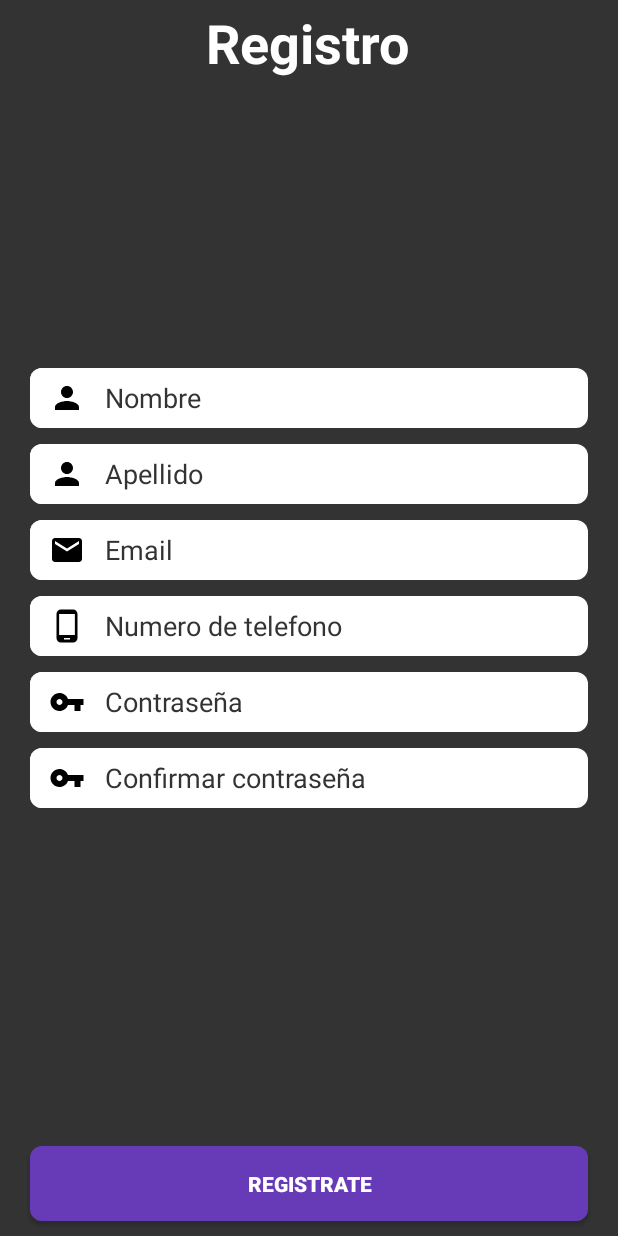
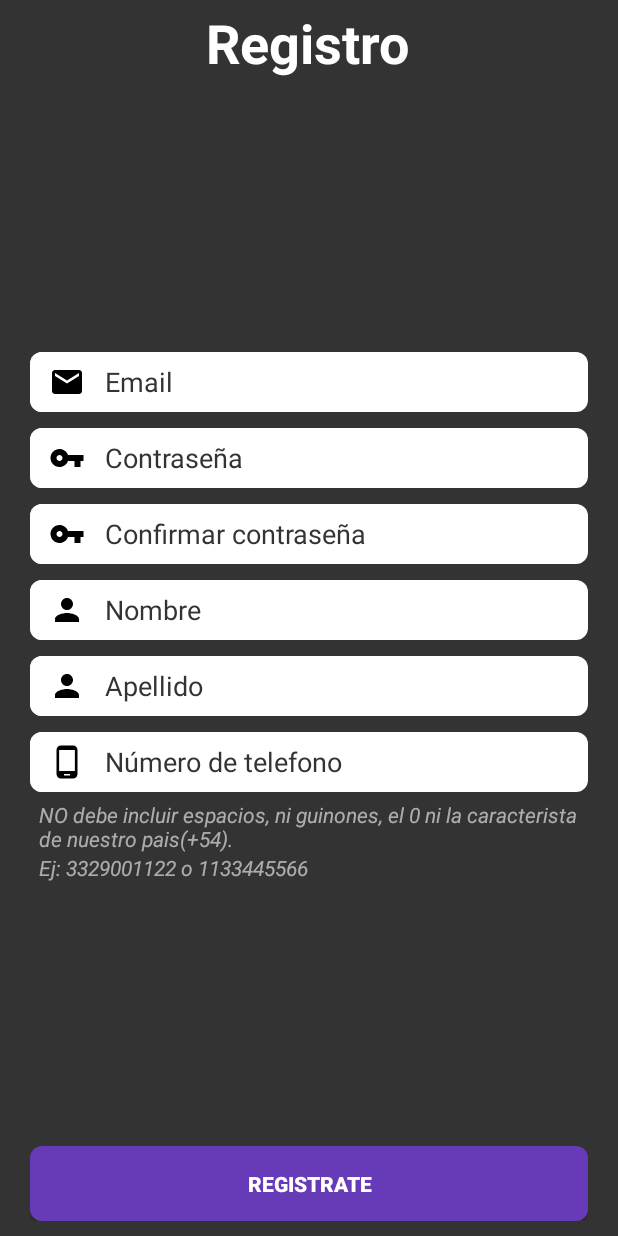
Before and after one commit to tumbichi/baradero-adopta, an Android app: the RegitroView screen opened directly, with no data from a screen before it, on a phone screen of 412 x 824 dp. Run offline under Robolectric (Android 15) with nearby library versions, the phone set to English and light mode, and no system bars; our stand-ins replace ButterKnife, Firebase (no records; nobody signed in at launch, a user with empty details on screens opened directly); libraries missing offline, so code that uses them is left out: com.facebook, com.facebook.login.

Commit message:
Arreglo de errores en layout de registro, se agregaron a los strings de login, registro y olvidate contraseña

```diff
--- a/app/src/main/res/layout/activity_login.xml
+++ b/app/src/main/res/layout/activity_login.xml
@@ -26,7 +26,7 @@
             android:gravity="center"
             android:text="@string/app_name"
             android:textColor="@color/icons"
-            android:textSize="40dp"
+            android:textSize="40sp"
             android:textStyle="bold" />
 
         <View
@@ -101,7 +101,6 @@
                 android:layout_width="match_parent"
                 android:layout_height="50dp"
 
-
                 android:layout_marginTop="5dp"
                 android:layout_marginBottom="5dp"
 
@@ -113,17 +112,12 @@
 
             <Button
                 android:id="@+id/login_button_registrate"
-
                 android:layout_width="match_parent"
                 android:layout_height="50dp"
-
-
                 android:layout_marginTop="5dp"
                 android:layout_marginBottom="5dp"
-
                 android:background="@drawable/custom_button_pink"
-
-                android:text="@string/registrate"
+                android:text="@string/registrate_login"
                 android:textColor="@color/icons"
                 android:textStyle="bold" />
 
@@ -139,11 +133,8 @@
 
                 <Button
                     android:id="@+id/login_button_registrate_facebook"
-
                     android:layout_width="match_parent"
                     android:layout_height="50dp"
-
-
                     android:layout_marginTop="5dp"
 
                     android:background="@drawable/custom_buttom_facebook"
@@ -154,7 +145,8 @@
                     android:textAlignment="center"
                     android:paddingEnd="32dp"
                     android:textColor="@color/icons"
-                    android:textStyle="bold" />
+                    android:textStyle="bold"
+                    tools:ignore="RtlSymmetry"/>
             </FrameLayout>
 
         </LinearLayout>
--- a/app/src/main/res/layout/activity_olvidaste_contrasenia.xml
+++ b/app/src/main/res/layout/activity_olvidaste_contrasenia.xml
@@ -14,7 +14,7 @@
     <TextView
         android:layout_width="match_parent"
         android:layout_height="wrap_content"
-        android:text="Ingresa el mail de tu cuenta"
+        android:text="@string/ingresa_el_email"
         android:textAlignment="center"
         android:textColor="@color/icons"
         android:textSize="20sp" />
@@ -32,7 +32,9 @@
             android:layout_marginRight="20dp"
             android:layout_marginBottom="5dp"
             android:background="@drawable/custom_edit_text_white"
-            android:inputType="textEmailAddress"/>
+            android:inputType="textEmailAddress"
+            android:hint="@string/email"
+            android:importantForAutofill="no" />
 
         <ProgressBar
             android:id="@+id/olvidaste_pass_progress_bar"
@@ -49,7 +51,7 @@
             android:layout_marginLeft="20dp"
             android:layout_marginRight="20dp"
             android:background="@drawable/custom_button_purple"
-            android:text="Enviar"
+            android:text="@string/enviar"
             android:textColor="@color/icons"
             android:textStyle="bold" />
 
--- a/app/src/main/res/layout/activity_registro.xml
+++ b/app/src/main/res/layout/activity_registro.xml
@@ -4,204 +4,204 @@
     xmlns:tools="http://schemas.android.com/tools"
     android:layout_width="match_parent"
     android:layout_height="match_parent"
-    tools:context=".ui.registro.RegitroView"
+    android:background="@color/background"
 
-    android:background="@color/background"
-    android:orientation="vertical">
-
+    android:orientation="vertical"
+    tools:context=".ui.registro.RegitroView">
 
     <TextView
         android:layout_width="wrap_content"
         android:layout_height="50dp"
+        android:layout_gravity="center_horizontal"
         android:layout_marginTop="4dp"
-        android:text="Registro"
+        android:text="@string/registro"
         android:textColor="@color/icons"
-        android:textSize="36dp"
-        android:textStyle="bold"
-        android:layout_gravity="center_horizontal"/>
+        android:textSize="36sp"
+        android:textStyle="bold"/>
+
     <View
         android:layout_width="match_parent"
         android:layout_height="0dp"
-        android:layout_weight="1"/>
+        android:layout_weight="1" />
 
     <ScrollView
         android:layout_width="match_parent"
         android:layout_height="wrap_content"
         android:layout_gravity="center">
+
         <LinearLayout
             android:layout_width="match_parent"
             android:layout_height="wrap_content"
+            android:gravity="center"
             android:orientation="vertical"
-        android:gravity="center">
+            android:layout_marginHorizontal="20dp">
 
             <View
                 android:layout_width="match_parent"
                 android:layout_height="0dp"
-            android:layout_weight="1"/>
+                android:layout_weight="1" />
 
             <LinearLayout
                 android:layout_width="match_parent"
                 android:layout_height="wrap_content"
-            android:orientation="vertical"
                 android:layout_gravity="center"
-            android:gravity="center">
-            <EditText
-                android:id="@+id/edit_text_nombre_registro"
-                android:layout_width="match_parent"
-                android:layout_height="40dp"
-                android:layout_marginLeft="20dp"
-                android:layout_marginRight="20dp"
-                android:layout_marginTop="20dp"
-                android:layout_marginBottom="5dp"
-                android:background="@drawable/custom_edit_text_white"
-                android:drawableStart="@drawable/custom_start_edit_text_usuario"
-                android:hint="Nombre"
-                android:textColorHint="@color/background"
-                android:textColor="@color/common_google_signin_btn_text_dark_focused"
-                android:inputType="text"/>
-
-            <EditText
-                android:id="@+id/edit_text_apellido_registro"
-                android:layout_width="match_parent"
-                android:layout_height="40dp"
-                android:layout_marginLeft="20dp"
-                android:layout_marginRight="20dp"
-                android:layout_marginTop="5dp"
-                android:layout_marginBottom="5dp"
-                android:background="@drawable/custom_edit_text_white"
-                android:drawableStart="@drawable/custom_start_edit_text_usuario"
-                android:hint="Apellido"
-                android:textColorHint="@color/background"
-                android:textColor="@color/common_google_signin_btn_text_dark_focused"
-                android:inputType="text"/>
+                android:gravity="center"
+                android:orientation="vertical">
 
                 <EditText
                     android:id="@+id/edit_text_email_registro"
                     android:layout_width="match_parent"
                     android:layout_height="40dp"
-                android:layout_marginLeft="20dp"
-                android:layout_marginRight="20dp"
+
                     android:layout_marginTop="5dp"
+
                     android:layout_marginBottom="5dp"
                     android:background="@drawable/custom_edit_text_white"
                     android:drawableStart="@drawable/custom_start_edit_test_email"
-                android:hint="Email"
+                    android:hint="@string/email"
+                    android:inputType="textEmailAddress"
+                    android:textColor="@color/common_google_signin_btn_text_dark_focused"
                     android:textColorHint="@color/background"
-                android:textColor="@color/common_google_signin_btn_text_dark_focused"
-                android:inputType="textEmailAddress"/>
-
-            <EditText
-                android:id="@+id/edit_text_telefono_registro"
-                android:layout_width="match_parent"
-                android:layout_height="40dp"
-                android:layout_marginLeft="20dp"
-                android:layout_marginRight="20dp"
-                android:layout_marginTop="5dp"
-                android:layout_marginBottom="5dp"
-                android:background="@drawable/custom_edit_text_white"
-                android:drawableStart="@drawable/custom_start_edit_text_phone"
-                android:hint="Numero de telefono"
-                android:textColorHint="@color/background"
-                android:textColor="@color/common_google_signin_btn_text_dark_focused"
-                android:inputType="phone"
-                android:digits="0123456789"
-                android:imeOptions="actionNext"
-                />
-
+                    android:importantForAutofill="no" />
 
                 <EditText
                     android:id="@+id/edit_text_password_registro"
                     android:layout_width="match_parent"
                     android:layout_height="40dp"
                     android:layout_gravity="center"
-                android:layout_marginLeft="20dp"
-                android:layout_marginRight="20dp"
                     android:layout_marginTop="5dp"
                     android:layout_marginBottom="5dp"
                     android:background="@drawable/custom_edit_text_white"
                     android:drawableStart="@drawable/custom_start_edit_text_password"
-                android:hint="Contraseña"
+                    android:hint="@string/contraseña"
+                    android:imeOptions="actionNext"
+                    android:inputType="textPassword"
+                    android:textColor="@color/common_google_signin_btn_text_dark_focused"
                     android:textColorHint="@color/background"
-                android:textColor="@color/common_google_signin_btn_text_dark_focused"
-                android:inputType="textPassword"
-                android:imeOptions="actionNext" />
+                    android:importantForAutofill="no" />
 
                 <EditText
                     android:id="@+id/edit_text_confirmar_password_registro"
                     android:layout_width="match_parent"
                     android:layout_height="40dp"
                     android:layout_gravity="center"
-                android:layout_marginLeft="20dp"
-                android:layout_marginRight="20dp"
                     android:layout_marginTop="5dp"
                     android:layout_marginBottom="5dp"
                     android:background="@drawable/custom_edit_text_white"
                     android:drawableStart="@drawable/custom_start_edit_text_password"
-                android:hint="Confirmar contraseña"
+                    android:hint="@string/confirmar_contraseña"
+                    android:imeOptions="actionNext"
+                    android:inputType="textPassword"
+                    android:textColor="@color/common_google_signin_btn_text_dark_focused"
                     android:textColorHint="@color/background"
+                    android:importantForAutofill="no" />
+
+                <EditText
+                    android:id="@+id/edit_text_nombre_registro"
+                    android:layout_width="match_parent"
+                    android:layout_height="40dp"
+
+                    android:layout_marginTop="5dp"
+
+                    android:layout_marginBottom="5dp"
+                    android:background="@drawable/custom_edit_text_white"
+                    android:drawableStart="@drawable/custom_start_edit_text_usuario"
+                    android:hint="@string/nombre"
+                    android:inputType="textPersonName"
                     android:textColor="@color/common_google_signin_btn_text_dark_focused"
-                android:inputType="textPassword"
-                android:imeOptions="actionNext" />
+                    android:textColorHint="@color/background"
+                    android:importantForAutofill="no" />
 
+                <EditText
+                    android:id="@+id/edit_text_apellido_registro"
+                    android:layout_width="match_parent"
+                    android:layout_height="40dp"
+
+                    android:layout_marginTop="5dp"
+
+                    android:layout_marginBottom="5dp"
+                    android:background="@drawable/custom_edit_text_white"
+                    android:drawableStart="@drawable/custom_start_edit_text_usuario"
+                    android:hint="@string/apellido"
+                    android:inputType="textPersonName"
+                    android:textColor="@color/common_google_signin_btn_text_dark_focused"
+                    android:textColorHint="@color/background"
+                    android:importantForAutofill="no" />
+
+                <EditText
+                    android:id="@+id/edit_text_telefono_registro"
+                    android:layout_width="match_parent"
+                    android:layout_height="40dp"
+                    android:layout_marginTop="5dp"
+                    android:layout_marginBottom="5dp"
+                    android:background="@drawable/custom_edit_text_white"
+                    android:digits="0123456789"
+                    android:drawableStart="@drawable/custom_start_edit_text_phone"
+                    android:hint="@string/numero_de_telefono"
+                    android:imeOptions="actionDone"
+                    android:inputType="phone"
+                    android:textColor="@color/common_google_signin_btn_text_dark_focused"
+                    android:textColorHint="@color/background"
+                    android:importantForAutofill="no" />
+
+                <TextView
+                    android:layout_width="match_parent"
+                    android:layout_height="wrap_content"
+                    android:layout_marginHorizontal="6dp"
+                    android:gravity="start"
+                    android:text="@string/telefono_message_registro"
+                    android:textColor="#9fff"
+                    android:textStyle="italic" />
+
+                <TextView
+                    android:layout_width="match_parent"
+                    android:layout_height="wrap_content"
+                    android:layout_marginHorizontal="6dp"
+                    android:gravity="start"
+                    android:text="@string/telefono_ej_registro"
+                    android:textColor="#9fff"
+                    android:textStyle="italic" />
             </LinearLayout>
 
             <View
                 android:layout_width="match_parent"
                 android:layout_height="0dp"
-            android:layout_weight="1"/>
+                android:layout_weight="1" />
+        </LinearLayout>
+    </ScrollView>
 
     <LinearLayout
         android:layout_width="match_parent"
-            android:layout_height="48dp"
+        android:layout_height="0dp"
+        android:layout_weight="1"
         android:gravity="center">
+
         <ProgressBar
             android:id="@+id/registro_progress_bar"
             android:layout_width="wrap_content"
             android:layout_height="wrap_content"
-
-
-
-                android:visibility="gone"/>
+            android:visibility="gone" />
 
     </LinearLayout>
-
-
-
-    </LinearLayout>
-
-
-</ScrollView>
-
-    <View
-        android:layout_width="match_parent"
-        android:layout_height="0dp"
-        android:layout_weight="1"/>
-
 
     <LinearLayout
         android:layout_width="match_parent"
         android:layout_height="wrap_content"
+        android:layout_gravity="bottom"
         android:gravity="center|bottom"
-        android:layout_gravity="bottom"
-        android:orientation="vertical">
+        android:orientation="vertical"
+        android:layout_marginStart="20dp"
+        android:layout_marginEnd="20dp"
+        android:layout_marginBottom="10dp">
 
         <Button
             android:id="@+id/registro_button_registrate"
-
             android:layout_width="match_parent"
             android:layout_height="50dp"
-
-            android:layout_marginStart="20dp"
-            android:layout_marginEnd="20dp"
-            android:layout_marginBottom="10dp"
-
             android:background="@drawable/custom_button_purple"
-
-            android:text="Registrate"
+            android:text="@string/registrate"
             android:textColor="@color/icons"
             android:textStyle="bold" />
     </LinearLayout>
 
-
-
 </LinearLayout>
--- a/app/src/main/res/values/strings.xml
+++ b/app/src/main/res/values/strings.xml
@@ -1,5 +1,5 @@
 <resources>
-    <string name="app_name">bara-adopta</string>
+    <string name="app_name">Baradopta</string>
     <string name="facebook_application_id" translatable="false">487946478633511</string>
     <string name="facebook_login_protocol_scheme" translatable="false">fb487946478633511</string>
     <string name="default_notification_channel_id">CH_01</string>
@@ -9,7 +9,17 @@
     <string name="olvidaste_contraseña">¿Olvidaste tu contraseña?</string>
     <string name="iniciar_sesion">Iniciar Sesión</string>
     <string name="iniciar_sesion_con_fb">Inicia con Facebook</string>
-    <string name="registrate">¿No tenes cuenta? Registrate</string>
+    <string name="registrate_login">¿No tenes cuenta? Registrate</string>
     <string name="iniciando_sesion">Iniciando sesión</string>
     <string name="aguarde">Aguarde unos segundos…</string>
+    <string name="registro">Registro</string>
+    <string name="confirmar_contraseña">Confirmar contraseña</string>
+    <string name="nombre">Nombre</string>
+    <string name="apellido">Apellido</string>
+    <string name="numero_de_telefono">Número de telefono</string>
+    <string name="telefono_message_registro">NO debe incluir espacios, ni guinones, el 0 ni la caracterista de nuestro pais(+54).</string>
+    <string name="telefono_ej_registro">Ej: 3329001122 o 1133445566</string>
+    <string name="registrate">Registrate</string>
+    <string name="ingresa_el_email">Ingresa el email de tu cuenta</string>
+    <string name="enviar">Enviar</string>
 </resources>
```
Lines whose indentation alone changed are shown as unchanged.
